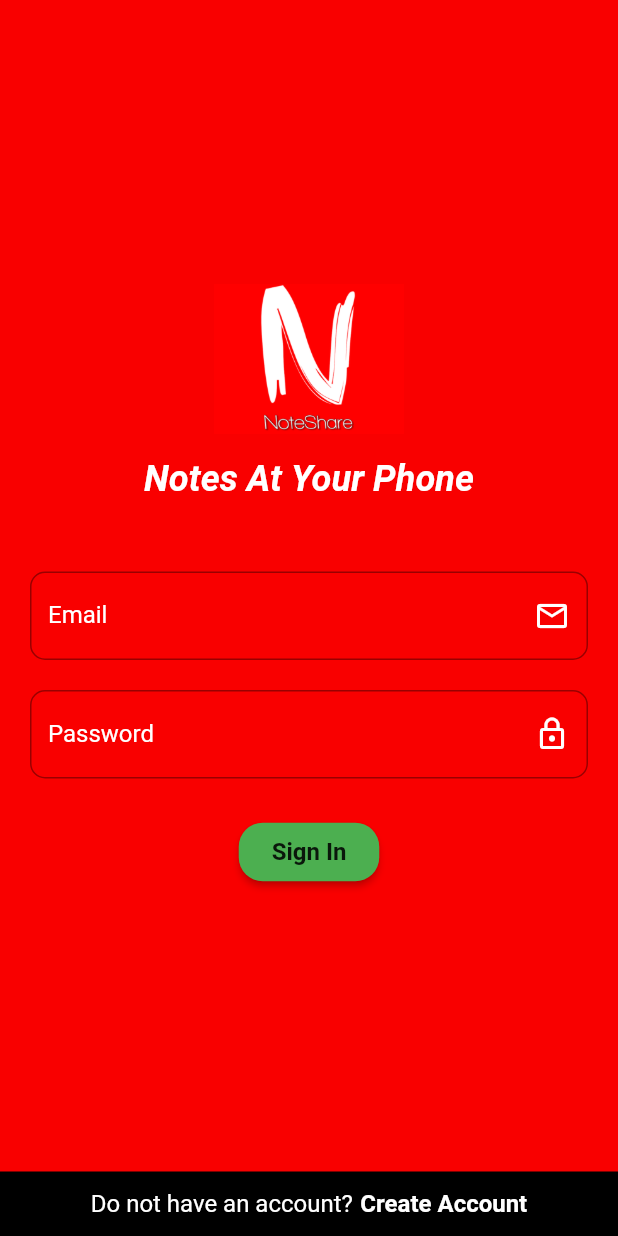
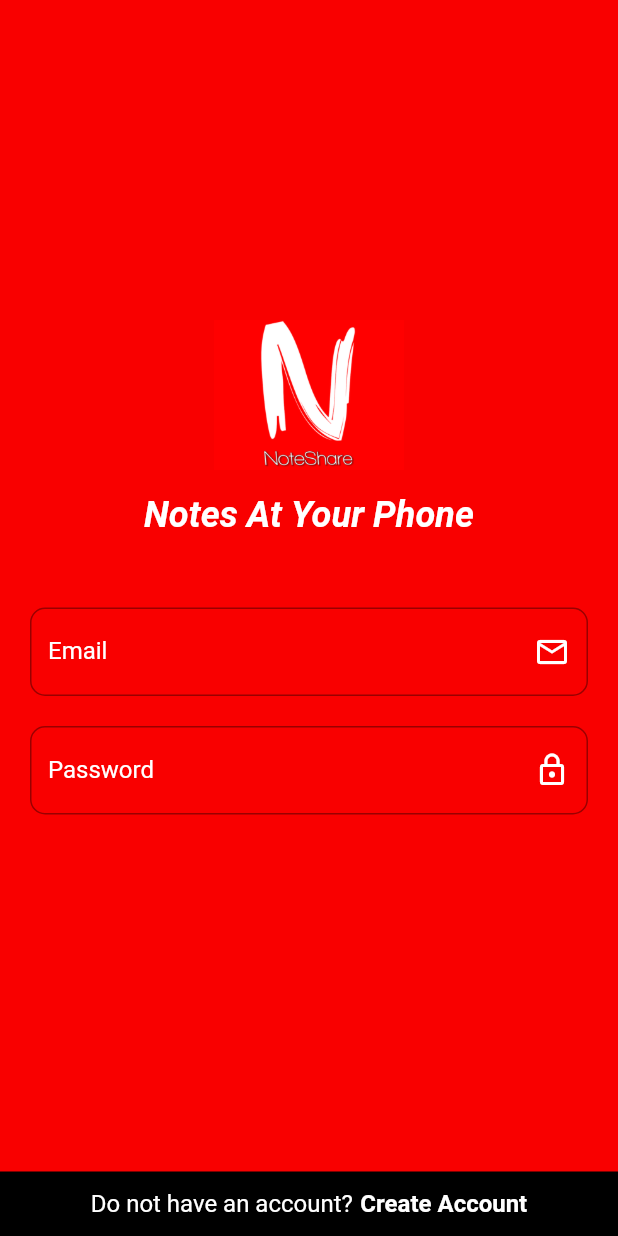
Before and after one commit to AscEmon/Note_Share_Flutter, a Flutter app: the screen it shows after launch, on a phone screen of 412 x 824 dp. Run offline on Flutter 3.47's test engine with Material 2 defaults, Android fonts, the phone set to English and light mode, and no system bars; our stand-ins replace get; Roboto replaces fonts that are missing (Poppins).

```diff
--- a/lib/Screens/SignInPage.dart
+++ b/lib/Screens/SignInPage.dart
@@ -23,7 +23,7 @@ class _SignInPageState extends State<SignInPage> {
           color: Colors.black,
           child: Padding(
             padding: const EdgeInsets.all(12.0),
-            child: Row(
+            child:  Row(
               mainAxisAlignment: MainAxisAlignment.center,
               children: [
                 Text(
@@ -78,7 +78,8 @@ class _SignInPageState extends State<SignInPage> {
                     color: Colors.white,
                     fontSize: 24,
                     fontWeight: FontWeight.bold,
-                      fontStyle: FontStyle.italic),
+                    fontStyle: FontStyle.italic
+                  ),
                 ),
                 SizedBox(
                   height: 48,
@@ -142,25 +143,8 @@ class _SignInPageState extends State<SignInPage> {
                 SizedBox(
                   height: 25,
                 ),
-                RaisedButton(
-                  padding: EdgeInsets.all(10),
-                  onPressed: () {
-                    print("tapped signIn");
-                    setState(() {
-                       Get.offAndToNamed(AppRoutes.DASHBOARD);
-                    });
 
-                  },
-                  child: Text("   Sign In   ",
-                      style:
-                          TextStyle(fontSize: 16, fontWeight: FontWeight.bold)),
-                  shape: RoundedRectangleBorder(
-                    borderRadius: const BorderRadius.all(
-                      Radius.circular(16.0),
-                    ),
-                  ),
-                  color: Colors.green,
-                )
+
               ],
             ),
           ),
```
Lines whose indentation alone changed are shown as unchanged.
